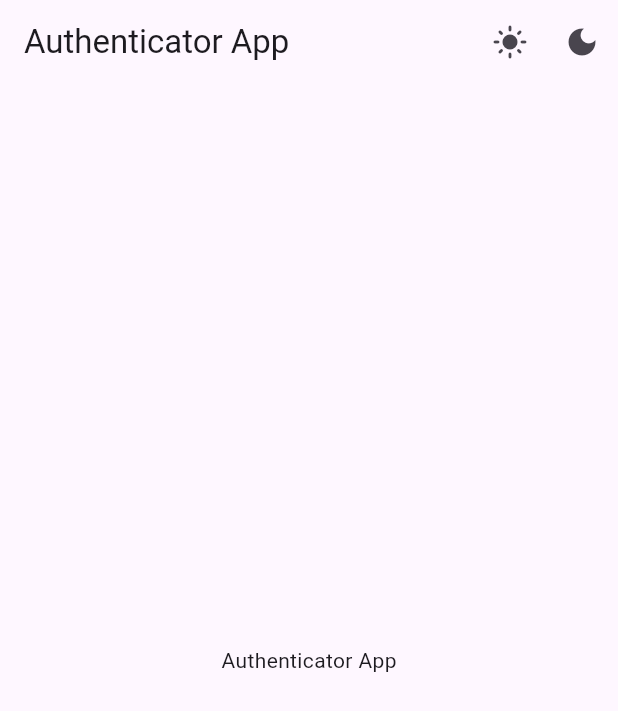
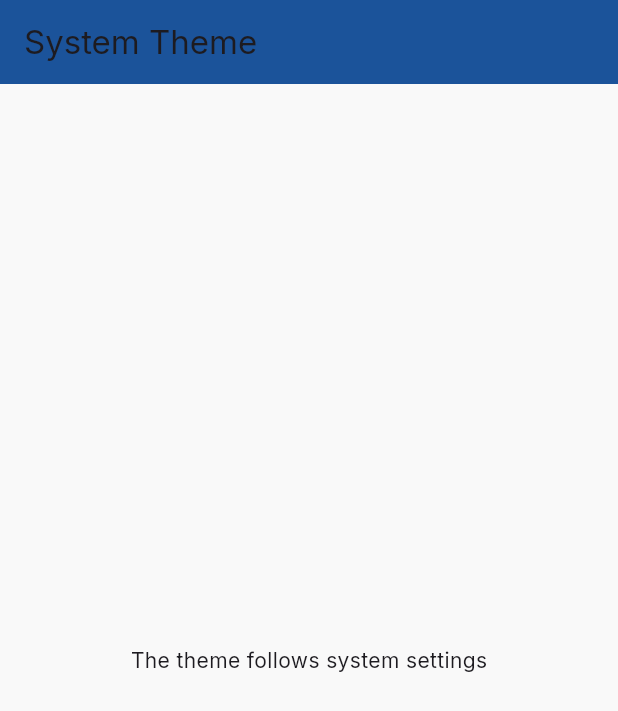
Before and after one commit to KaktusSd06/Authenticator-App, a Flutter app: the screen it shows after launch, on a phone screen of 412 x 824 dp. Shown: the top 711 px of the screen. Run offline on Flutter 3.47's test engine with Material 3 defaults, Android fonts, the light colour scheme and no system bars.

Commit message:
Changed theme settings

```diff
--- a/lib/logic/blocs/theme_bloc.dart
+++ /dev/null
@@ -1,21 +0,0 @@
-import 'package:flutter_bloc/flutter_bloc.dart';
-import 'package:flutter/material.dart';
-
-// Стан теми
-enum ThemeEvent { light, dark }
-
-class ThemeBloc extends Bloc<ThemeEvent, ThemeMode> {
-  ThemeBloc() : super(ThemeMode.system);
-
-  @override
-  Stream<ThemeMode> mapEventToState(ThemeEvent event) async* {
-    switch (event) {
-      case ThemeEvent.light:
-        yield ThemeMode.light;
-        break;
-      case ThemeEvent.dark:
-        yield ThemeMode.dark;
-        break;
-    }
-  }
-}
--- a/lib/main.dart
+++ b/lib/main.dart
@@ -1,66 +1,31 @@
 import 'package:flutter/material.dart';
-import 'package:flutter_bloc/flutter_bloc.dart';
-
-import 'logic/blocs/theme_bloc.dart';
+import 'core/config/theme.dart';
 
 void main() {
-  runApp(const MyApp());
+  runApp(MyApp());
 }
 
 class MyApp extends StatelessWidget {
-  const MyApp({super.key});
-
   @override
   Widget build(BuildContext context) {
-    return BlocProvider(
-      create: (context) => ThemeBloc(),
-      child: BlocBuilder<ThemeBloc, ThemeMode>(
-        builder: (context, themeMode) {
-          return MaterialApp(
-            title: 'Authenticator App',
-            theme: ThemeData(
-              brightness: Brightness.light,
-              primaryColor: Colors.blue,
-              colorScheme: ColorScheme.fromSeed(seedColor: Colors.deepPurple),
-            ),
-            darkTheme: ThemeData(
-              brightness: Brightness.dark,
-              primaryColor: Colors.blue,
-              colorScheme: ColorScheme.fromSeed(seedColor: Colors.deepPurple),
-            ),
-            themeMode: themeMode,
-            home: const AuthenticatorHomePage(),
-          );
-        },
+    return MaterialApp(
+      debugShowCheckedModeBanner: false,
+      theme: lightTheme,
+      darkTheme: darkTheme,
+      themeMode: ThemeMode.system,
+      home: HomePage(),
+    );
+  }
+}
+
+class HomePage extends StatelessWidget {
+  @override
+  Widget build(BuildContext context) {
+    return Scaffold(
+      appBar: AppBar(title: Text("System Theme")),
+      body: Center(
+        child: Text("The theme follows system settings"),
       ),
     );
   }
 }
-
-class AuthenticatorHomePage extends StatelessWidget {
-  const AuthenticatorHomePage({super.key});
-
-  @override
-  Widget build(BuildContext context) {
-    return Scaffold(
-      appBar: AppBar(
-        title: const Text('Authenticator App'),
-        actions: [
-          IconButton(
-            icon: const Icon(Icons.light_mode),
-            onPressed: () {
-              context.read<ThemeBloc>().add(ThemeEvent.light);
-            },
-          ),
-          IconButton(
-            icon: const Icon(Icons.dark_mode),
-            onPressed: () {
-              context.read<ThemeBloc>().add(ThemeEvent.dark);
-            },
-          ),
-        ],
-      ),
-      body: const Center(child: Text("Authenticator App")),
-    );
-  }
-}
```
Also changed, not shown: 1 other file.
